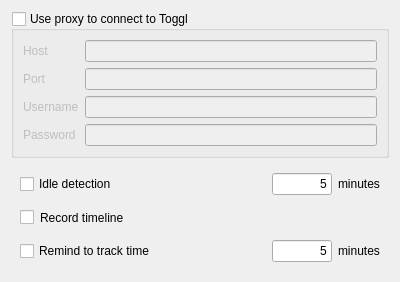
The window that src/ui/linux/TogglDesktop/preferencesdialog.ui (toggl-open-source/toggldesktop) describes before a commit, drawn with Qt 5.
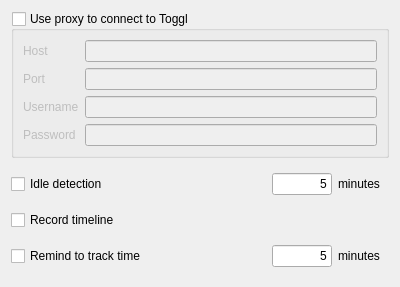
The same window after the commit.

Commit message: Fixed checkbox alignment (linux)

Diff of the .ui file:
```diff
--- a/src/ui/linux/TogglDesktop/preferencesdialog.ui
+++ b/src/ui/linux/TogglDesktop/preferencesdialog.ui
@@ -82,6 +82,9 @@
    <item>
     <widget class="QFrame" name="idleDetectionSettings">
      <layout class="QHBoxLayout" name="horizontalLayout">
+      <property name="leftMargin">
+       <number>0</number>
+      </property>
       <item>
        <widget class="QCheckBox" name="idleDetection">
         <property name="text">
@@ -134,7 +137,7 @@
    <item>
     <widget class="QCheckBox" name="recordTimeline">
      <property name="styleSheet">
-      <string notr="true">margin-left:9px</string>
+      <string notr="true"/>
      </property>
      <property name="text">
       <string>Record timeline</string>
@@ -144,6 +147,9 @@
    <item>
     <widget class="QFrame" name="horizontalFrame">
      <layout class="QHBoxLayout" name="reminderSettings">
+      <property name="leftMargin">
+       <number>0</number>
+      </property>
       <item>
        <widget class="QCheckBox" name="remindToTrackTime">
         <property name="text">
```
